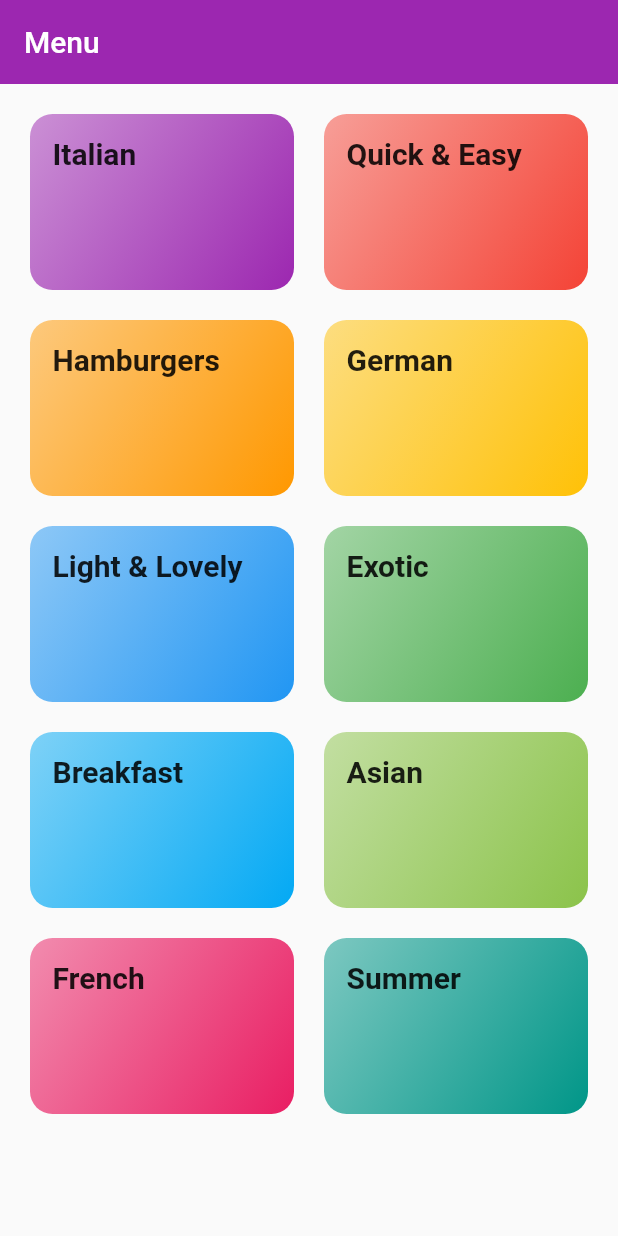
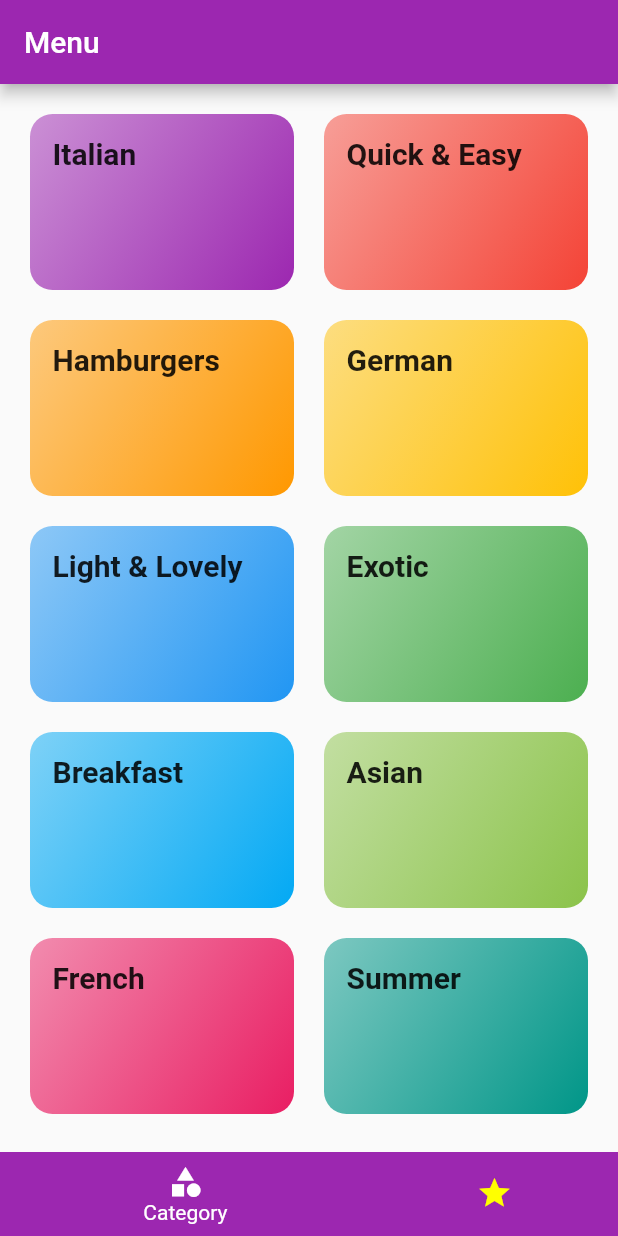
Before and after one commit to Bildad0/Flutter-Apps, a Flutter app: the screen it shows after launch, on a phone screen of 412 x 824 dp. Run offline on Flutter 3.47's test engine with Material 2 defaults, Android fonts, the phone set to English and light mode, and no system bars; our stand-ins replace flutter_dotenv; missing offline and left inert: mongo_dart.

Commit message:
updates and fixes

```diff
--- a/lib/MealApp/resources/dummy_data.dart
+++ b/lib/MealApp/resources/dummy_data.dart
@@ -143,8 +143,8 @@ const DUMMY_MEALS = [
     ],
     steps: [
       'Form 2 patties',
-      'Fry the patties for c. 4 minutes on each side',
-      'Quickly fry the buns for c. 1 minute on each side',
+      'Fry the patties for some 4 minutes on each side',
+      'Quickly fry the buns for some 1 minute on each side',
       'Bruch buns with ketchup',
       'Serve burger with tomato, cucumber and onion'
     ],
--- a/lib/MealApp/screens/category_screen.dart
+++ b/lib/MealApp/screens/category_screen.dart
@@ -1,5 +1,5 @@
 import 'package:flutter/material.dart';
-import 'package:whatsappclone/MealApp/widgets/category_item.dart';
+import '../widgets/category_item.dart';
 import '../resources/dummy_data.dart';
 
 class CategoriesScreen extends StatelessWidget {
--- a/lib/MealApp/screens/meal_detail_screen.dart
+++ b/lib/MealApp/screens/meal_detail_screen.dart
@@ -27,7 +27,7 @@ class MealDetailScreen extends StatelessWidget {
       ),
       margin: const EdgeInsets.all(10),
       padding: const EdgeInsets.all(10),
-      height: 200,
+      height: 250,
       width: double.infinity,
       child: child,
     );
@@ -48,7 +48,7 @@ class MealDetailScreen extends StatelessWidget {
             children: [
               SizedBox(
                 width: double.infinity,
-                height: 250,
+                height: 150,
                 child: Image.network(
                   selectedMeal.imageUrl,
                   fit: BoxFit.cover,
--- /dev/null
+++ b/lib/MealApp/screens/tabs_screen.dart
@@ -0,0 +1,58 @@
+import 'package:flutter/material.dart';
+import './favourite_screen.dart';
+import './category_screen.dart';
+
+class TabsScreen extends StatefulWidget {
+  const TabsScreen({super.key});
+
+  @override
+  State<TabsScreen> createState() => _TabsScreenState();
+}
+
+class _TabsScreenState extends State<TabsScreen> {
+  final List<Widget> _pages = const [
+    CategoriesScreen(),
+    FavouriteScreen(),
+  ];
+  int _selectedPageIndex = 0;
+
+  void _selectPage(int index) {
+    setState(() {
+      _selectedPageIndex = index;
+    });
+  }
+
+  @override
+  Widget build(BuildContext context) {
+    return Scaffold(
+      appBar: AppBar(
+        title: const Text("Menu"),
+      ),
+      body: _pages[_selectedPageIndex],
+      bottomNavigationBar: BottomNavigationBar(
+        elevation: 0,
+        currentIndex: _selectedPageIndex,
+        onTap: _selectPage,
+        selectedItemColor: Colors.white,
+        unselectedItemColor: Colors.yellowAccent,
+        type: BottomNavigationBarType.shifting,
+        items: [
+          BottomNavigationBarItem(
+            backgroundColor: Theme.of(context).primaryColor,
+            icon: const Icon(
+              Icons.category,
+            ),
+            label: "Category",
+          ),
+          BottomNavigationBarItem(
+            backgroundColor: Theme.of(context).primaryColor,
+            icon: const Icon(
+              Icons.star,
+            ),
+            label: 'Favourites',
+          ),
+        ],
+      ),
+    );
+  }
+}
--- a/lib/MealApp/widgets/meal_item.dart
+++ b/lib/MealApp/widgets/meal_item.dart
@@ -131,7 +131,7 @@ class MealItem extends StatelessWidget {
                       ),
                     ],
                   ),
-                  Text('Ksh $affordabilityText,'),
+                  Text('Ksh $affordabilityText'),
                 ],
               ),
             )
--- a/lib/main.dart
+++ b/lib/main.dart
@@ -7,6 +7,7 @@ import '/MealApp/screens/meal_detail_screen.dart';
 import 'MealApp/main.dart';
 import 'MealApp/screens/category_meals_screen.dart';
 import 'MealApp/screens/category_screen.dart';
+import 'MealApp/screens/tabs_screen.dart';
 import 'MusicApp/music_play_ui.dart';
 import 'PersonalExpenseApp/main.dart';
 import 'WhatsAppCloneApp/screens/home.dart';
@@ -40,7 +41,7 @@ class MyApp extends StatelessWidget {
 
       initialRoute: '/', //default route
       routes: {
-        '/': (ctx) => const MealsApp(),
+        '/': (ctx) => const TabsScreen(),
         CategoryMealScreen.routeName: (ctx) => const CategoryMealScreen(),
         MealDetailScreen.routeName: (ctx) => const MealDetailScreen(),
       },
```
Also changed, not shown: lib/MealApp/screens/favourite_screen.dart (added, +12 -0 lines).
